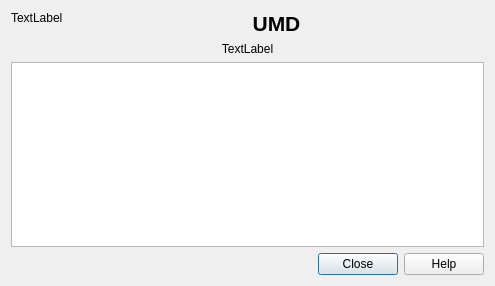
Above: ui/aboutdialogbase.ui from nextgis/UMD_GLAD before the change. Below: the same form after it.
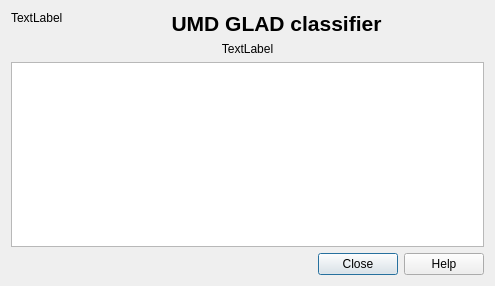
That is the form after the change.

Patch:
```diff
--- a/ui/aboutdialogbase.ui
+++ b/ui/aboutdialogbase.ui
@@ -31,7 +31,7 @@
 &lt;html&gt;&lt;head&gt;&lt;meta name=&quot;qrichtext&quot; content=&quot;1&quot; /&gt;&lt;style type=&quot;text/css&quot;&gt;
 p, li { white-space: pre-wrap; }
 &lt;/style&gt;&lt;/head&gt;&lt;body style=&quot; font-family:'Droid Sans'; font-size:10pt; font-weight:400; font-style:normal;&quot;&gt;
-&lt;p align=&quot;center&quot; style=&quot; margin-top:0px; margin-bottom:0px; margin-left:0px; margin-right:0px; -qt-block-indent:0; text-indent:0px;&quot;&gt;&lt;span style=&quot; font-size:16pt; font-weight:600;&quot;&gt;UMD&lt;/span&gt;&lt;/p&gt;&lt;/body&gt;&lt;/html&gt;</string>
+&lt;p align=&quot;center&quot; style=&quot; margin-top:0px; margin-bottom:0px; margin-left:0px; margin-right:0px; -qt-block-indent:0; text-indent:0px;&quot;&gt;&lt;span style=&quot; font-size:16pt; font-weight:600;&quot;&gt;UMD GLAD classifier&lt;/span&gt;&lt;/p&gt;&lt;/body&gt;&lt;/html&gt;</string>
      </property>
      <property name="alignment">
       <set>Qt::AlignCenter</set>
```
Left out of the diff: 2 changed lines with no effect on the pictures.
